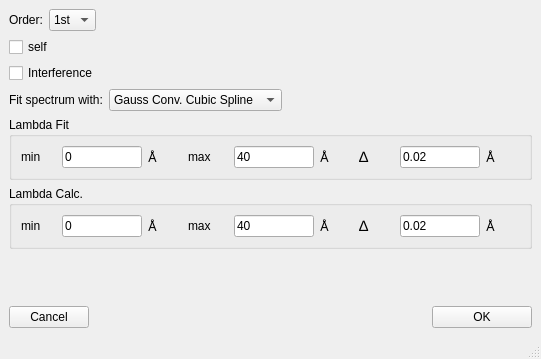
Before: the Qt Designer form designer/ui_placzek.ui in neutrons/addie, drawn with Qt 5.
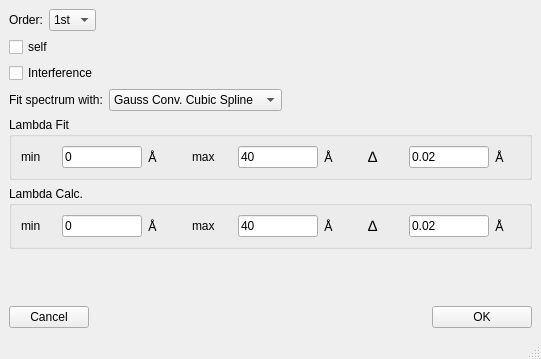
After: the same form once the commit is applied.

Commit message: inelastic correction widgets in the table are in place and works (80%). Still need to connect the placzek window. All the widget cells are now using the same format

The edit to the form file:
```diff
--- a/designer/ui_placzek.ui
+++ b/designer/ui_placzek.ui
@@ -156,6 +156,19 @@
          </property>
         </widget>
        </item>
+       <item>
+        <spacer name="horizontalSpacer_5">
+         <property name="orientation">
+          <enum>Qt::Horizontal</enum>
+         </property>
+         <property name="sizeHint" stdset="0">
+          <size>
+           <width>40</width>
+           <height>20</height>
+          </size>
+         </property>
+        </spacer>
+       </item>
        <item>
         <widget class="QLabel" name="label_47">
          <property name="minimumSize">
@@ -211,6 +224,19 @@
          </property>
         </widget>
        </item>
+       <item>
+        <spacer name="horizontalSpacer_4">
+         <property name="orientation">
+          <enum>Qt::Horizontal</enum>
+         </property>
+         <property name="sizeHint" stdset="0">
+          <size>
+           <width>40</width>
+           <height>20</height>
+          </size>
+         </property>
+        </spacer>
+       </item>
        <item>
         <widget class="QLabel" name="label_74">
          <property name="minimumSize">
@@ -333,6 +359,19 @@
          </property>
         </widget>
        </item>
+       <item>
+        <spacer name="horizontalSpacer_6">
+         <property name="orientation">
+          <enum>Qt::Horizontal</enum>
+         </property>
+         <property name="sizeHint" stdset="0">
+          <size>
+           <width>40</width>
+           <height>20</height>
+          </size>
+         </property>
+        </spacer>
+       </item>
        <item>
         <widget class="QLabel" name="label_49">
          <property name="minimumSize">
@@ -388,6 +427,19 @@
          </property>
         </widget>
        </item>
+       <item>
+        <spacer name="horizontalSpacer_7">
+         <property name="orientation">
+          <enum>Qt::Horizontal</enum>
+         </property>
+         <property name="sizeHint" stdset="0">
+          <size>
+           <width>40</width>
+           <height>20</height>
+          </size>
+         </property>
+        </spacer>
+       </item>
        <item>
         <widget class="QLabel" name="label_76">
          <property name="minimumSize">
```
The commit also changes 3 other files.
